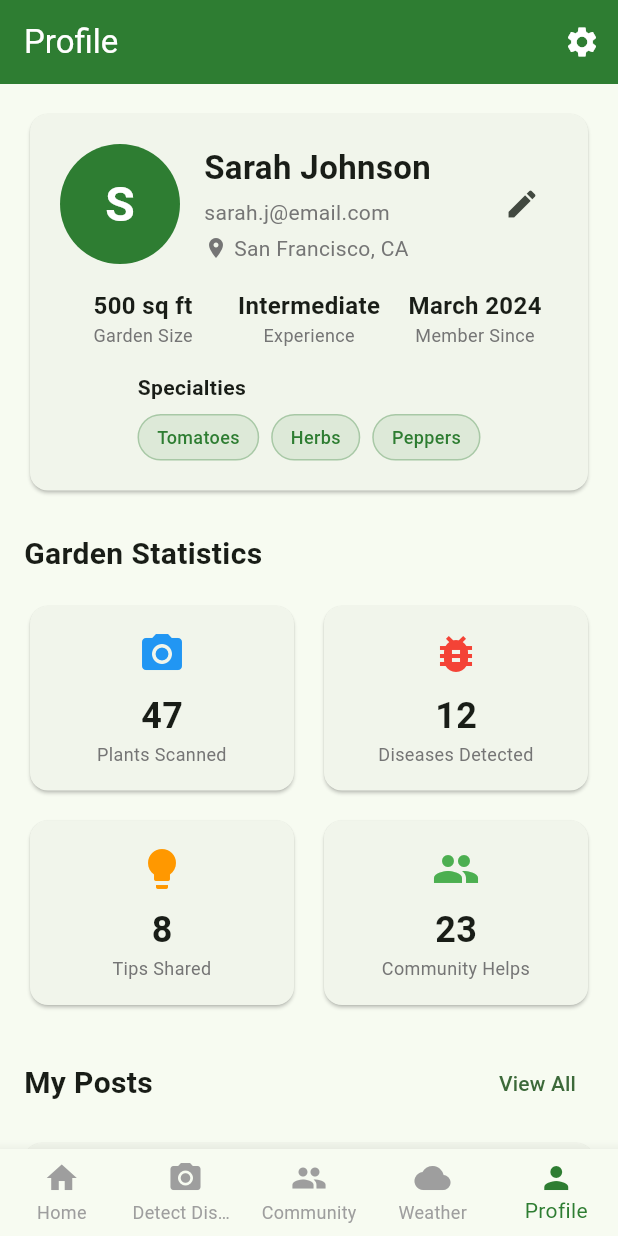
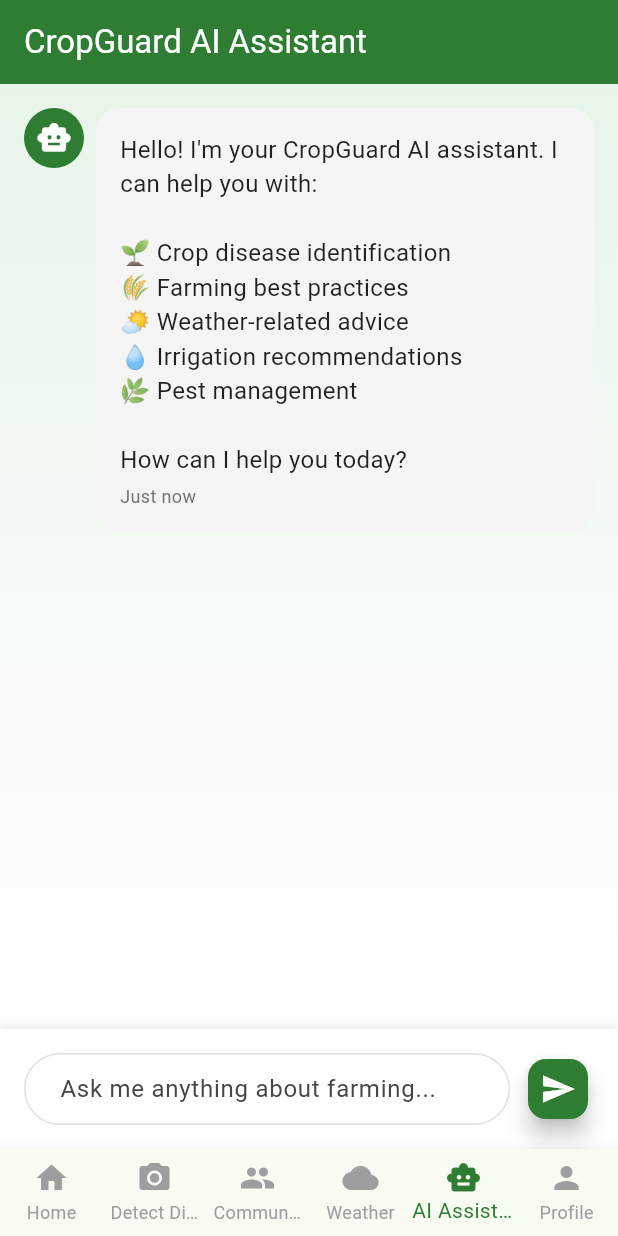
Before and after one commit to sewmini12/cropguard-idealize-2025-team-zyntacs, a Flutter app: the screen it shows after launch, item 5 of the bottom bar chosen, on a phone screen of 412 x 824 dp. Run offline on Flutter 3.47's test engine with Material 3 defaults, Android fonts, the light colour scheme and no system bars.

Commit message:
make bot page

```diff
--- a/lib/main.dart
+++ b/lib/main.dart
@@ -4,6 +4,7 @@ import 'screens/disease_detection.dart';
 import 'screens/community.dart';
 import 'screens/weather_advice.dart';
 import 'screens/profile.dart';
+import 'screens/bot.dart';
 
 void main() {
   runApp(const CropGuardApp());
@@ -38,6 +39,7 @@ class CropGuardApp extends StatelessWidget {
         '/community': (context) => const CommunityScreen(),
         '/weather-advice': (context) => const WeatherAdviceScreen(),
         '/profile': (context) => const ProfileScreen(),
+        '/bot': (context) => const BotScreen(),
       },
     );
   }
@@ -58,6 +60,7 @@ class _MainNavigationScreenState extends State<MainNavigationScreen> {
     const DiseaseDetectionScreen(),
     const CommunityScreen(),
     const WeatherAdviceScreen(),
+    const BotScreen(),
     const ProfileScreen(),
   ];
 
@@ -93,6 +96,10 @@ class _MainNavigationScreenState extends State<MainNavigationScreen> {
             label: 'Weather',
           ),
           BottomNavigationBarItem(
+            icon: Icon(Icons.smart_toy),
+            label: 'AI Assistant',
+          ),
+          BottomNavigationBarItem(
             icon: Icon(Icons.person),
             label: 'Profile',
           ),
--- /dev/null
+++ b/lib/screens/bot.dart
@@ -0,0 +1,357 @@
+import 'package:flutter/material.dart';
+
+class BotScreen extends StatefulWidget {
+  const BotScreen({super.key});
+
+  @override
+  State<BotScreen> createState() => _BotScreenState();
+}
+
+class _BotScreenState extends State<BotScreen> {
+  final TextEditingController _messageController = TextEditingController();
+  final ScrollController _scrollController = ScrollController();
+  final List<ChatMessage> _messages = [];
+
+  @override
+  void initState() {
+    super.initState();
+    // Add welcome message
+    _messages.add(
+      ChatMessage(
+        text: "Hello! I'm your CropGuard AI assistant. I can help you with:\n\n"
+            "🌱 Crop disease identification\n"
+            "🌾 Farming best practices\n"
+            "🌤️ Weather-related advice\n"
+            "💧 Irrigation recommendations\n"
+            "🌿 Pest management\n\n"
+            "How can I help you today?",
+        isUser: false,
+        timestamp: DateTime.now(),
+      ),
+    );
+  }
+
+  @override
+  void dispose() {
+    _messageController.dispose();
+    _scrollController.dispose();
+    super.dispose();
+  }
+
+  void _sendMessage() {
+    if (_messageController.text.trim().isEmpty) return;
+
+    final userMessage = _messageController.text.trim();
+    setState(() {
+      _messages.add(
+        ChatMessage(
+          text: userMessage,
+          isUser: true,
+          timestamp: DateTime.now(),
+        ),
+      );
+    });
+
+    _messageController.clear();
+    _scrollToBottom();
+
+    // Simulate bot response
+    Future.delayed(const Duration(milliseconds: 1000), () {
+      _generateBotResponse(userMessage);
+    });
+  }
+
+  void _generateBotResponse(String userMessage) {
+    String botResponse = _getBotResponse(userMessage.toLowerCase());
+
+    setState(() {
+      _messages.add(
+        ChatMessage(
+          text: botResponse,
+          isUser: false,
+          timestamp: DateTime.now(),
+        ),
+      );
+    });
+    _scrollToBottom();
+  }
+
+  String _getBotResponse(String message) {
+    // Simple keyword-based responses (in a real app, you'd use an AI API)
+    if (message.contains('disease') || message.contains('sick') || message.contains('spots')) {
+      return "I can help identify crop diseases! 🔍\n\n"
+          "Common symptoms to look for:\n"
+          "• Yellow or brown spots on leaves\n"
+          "• Wilting or curling leaves\n"
+          "• Unusual growths or discoloration\n\n"
+          "For accurate diagnosis, try using our Disease Detection feature with a photo of the affected plant.";
+    }
+
+    if (message.contains('water') || message.contains('irrigation') || message.contains('drought')) {
+      return "Water management is crucial for healthy crops! 💧\n\n"
+          "Tips for proper irrigation:\n"
+          "• Water early morning or late evening\n"
+          "• Check soil moisture 2-3 inches deep\n"
+          "• Use drip irrigation for efficiency\n"
+          "• Monitor weather forecasts\n\n"
+          "Different crops have different water needs. What crop are you growing?";
+    }
+
+    if (message.contains('pest') || message.contains('insect') || message.contains('bug')) {
+      return "Pest management is essential for crop protection! 🐛\n\n"
+          "Integrated Pest Management (IPM) approach:\n"
+          "• Regular crop monitoring\n"
+          "• Use beneficial insects\n"
+          "• Crop rotation\n"
+          "• Targeted pesticide use when necessary\n\n"
+          "Can you describe the pests you're seeing?";
+    }
+
+    if (message.contains('weather') || message.contains('rain') || message.contains('temperature')) {
+      return "Weather plays a big role in farming! 🌤️\n\n"
+          "Check our Weather Advice section for:\n"
+          "• 7-day weather forecasts\n"
+          "• Planting recommendations\n"
+          "• Harvest timing advice\n"
+          "• Storm preparation tips\n\n"
+          "What specific weather concern do you have?";
+    }
+
+    if (message.contains('fertilizer') || message.contains('nutrients') || message.contains('soil')) {
+      return "Soil health and nutrition are vital! 🌱\n\n"
+          "Key nutrients for crops:\n"
+          "• Nitrogen (N) - leaf growth\n"
+          "• Phosphorus (P) - root development\n"
+          "• Potassium (K) - disease resistance\n\n"
+          "Consider soil testing to determine exact needs. What crops are you fertilizing?";
+    }
+
+    if (message.contains('hello') || message.contains('hi') || message.contains('hey')) {
+      return "Hello! 👋 I'm here to help with all your farming questions. "
+          "You can ask me about crop diseases, pest management, irrigation, soil health, or any other farming topics!";
+    }
+
+    // Default response
+    return "That's an interesting question! 🤔\n\n"
+        "While I don't have specific information about that topic, I can help you with:\n"
+        "• Crop disease identification\n"
+        "• Pest management strategies\n"
+        "• Irrigation and water management\n"
+        "• Soil health and fertilization\n"
+        "• Weather-related farming advice\n\n"
+        "Feel free to ask about any of these topics!";
+  }
+
+  void _scrollToBottom() {
+    Future.delayed(const Duration(milliseconds: 100), () {
+      if (_scrollController.hasClients) {
+        _scrollController.animateTo(
+          _scrollController.position.maxScrollExtent,
+          duration: const Duration(milliseconds: 300),
+          curve: Curves.easeOut,
+        );
+      }
+    });
+  }
+
+  @override
+  Widget build(BuildContext context) {
+    return Scaffold(
+      appBar: AppBar(
+        title: const Text('CropGuard AI Assistant'),
+        backgroundColor: Theme.of(context).primaryColor,
+        foregroundColor: Colors.white,
+        elevation: 0,
+      ),
+      body: Column(
+        children: [
+          Expanded(
+            child: Container(
+              decoration: BoxDecoration(
+                gradient: LinearGradient(
+                  begin: Alignment.topCenter,
+                  end: Alignment.bottomCenter,
+                  colors: [
+                    Colors.green.shade50,
+                    Colors.white,
+                  ],
+                ),
+              ),
+              child: ListView.builder(
+                controller: _scrollController,
+                padding: const EdgeInsets.all(16),
+                itemCount: _messages.length,
+                itemBuilder: (context, index) {
+                  return ChatBubble(message: _messages[index]);
+                },
+              ),
+            ),
+          ),
+          Container(
+            padding: const EdgeInsets.all(16),
+            decoration: BoxDecoration(
+              color: Colors.white,
+              boxShadow: [
+                BoxShadow(
+                  color: Colors.grey.withOpacity(0.2),
+                  spreadRadius: 1,
+                  blurRadius: 5,
+                  offset: const Offset(0, -2),
+                ),
+              ],
+            ),
+            child: Row(
+              children: [
+                Expanded(
+                  child: TextField(
+                    controller: _messageController,
+                    decoration: InputDecoration(
+                      hintText: 'Ask me anything about farming...',
+                      border: OutlineInputBorder(
+                        borderRadius: BorderRadius.circular(25),
+                        borderSide: BorderSide(color: Colors.grey.shade300),
+                      ),
+                      enabledBorder: OutlineInputBorder(
+                        borderRadius: BorderRadius.circular(25),
+                        borderSide: BorderSide(color: Colors.grey.shade300),
+                      ),
+                      focusedBorder: OutlineInputBorder(
+                        borderRadius: BorderRadius.circular(25),
+                        borderSide: BorderSide(color: Theme.of(context).primaryColor),
+                      ),
+                      contentPadding: const EdgeInsets.symmetric(
+                        horizontal: 20,
+                        vertical: 12,
+                      ),
+                    ),
+                    onSubmitted: (_) => _sendMessage(),
+                    textInputAction: TextInputAction.send,
+                  ),
+                ),
+                const SizedBox(width: 8),
+                FloatingActionButton(
+                  onPressed: _sendMessage,
+                  mini: true,
+                  backgroundColor: Theme.of(context).primaryColor,
+                  child: const Icon(Icons.send, color: Colors.white),
+                ),
+              ],
+            ),
+          ),
+        ],
+      ),
+    );
+  }
+}
+
+class ChatMessage {
+  final String text;
+  final bool isUser;
+  final DateTime timestamp;
+
+  ChatMessage({
+    required this.text,
+    required this.isUser,
+    required this.timestamp,
+  });
+}
+
+class ChatBubble extends StatelessWidget {
+  final ChatMessage message;
+
+  const ChatBubble({super.key, required this.message});
+
+  @override
+  Widget build(BuildContext context) {
+    return Padding(
+      padding: const EdgeInsets.only(bottom: 16),
+      child: Row(
+        mainAxisAlignment:
+            message.isUser ? MainAxisAlignment.end : MainAxisAlignment.start,
+        crossAxisAlignment: CrossAxisAlignment.start,
+        children: [
+          if (!message.isUser) ...[
+            Container(
+              width: 40,
+              height: 40,
+              decoration: BoxDecoration(
+                color: Theme.of(context).primaryColor,
+                borderRadius: BorderRadius.circular(20),
+              ),
+              child: const Icon(
+                Icons.smart_toy,
+                color: Colors.white,
+                size: 24,
+              ),
+            ),
+            const SizedBox(width: 8),
+          ],
+          Flexible(
+            child: Container(
+              padding: const EdgeInsets.all(16),
+              decoration: BoxDecoration(
+                color: message.isUser
+                    ? Theme.of(context).primaryColor
+                    : Colors.grey.shade100,
+                borderRadius: BorderRadius.circular(16),
+              ),
+              child: Column(
+                crossAxisAlignment: CrossAxisAlignment.start,
+                children: [
+                  Text(
+                    message.text,
+                    style: TextStyle(
+                      color: message.isUser ? Colors.white : Colors.black87,
+                      fontSize: 16,
+                    ),
+                  ),
+                  const SizedBox(height: 4),
+                  Text(
+                    _formatTime(message.timestamp),
+                    style: TextStyle(
+                      color: message.isUser
+                          ? Colors.white.withOpacity(0.7)
+                          : Colors.grey.shade600,
+                      fontSize: 12,
+                    ),
+                  ),
+                ],
+              ),
+            ),
+          ),
+          if (message.isUser) ...[
+            const SizedBox(width: 8),
+            Container(
+              width: 40,
+              height: 40,
+              decoration: BoxDecoration(
+                color: Colors.grey.shade300,
+                borderRadius: BorderRadius.circular(20),
+              ),
+              child: const Icon(
+                Icons.person,
+                color: Colors.grey,
+                size: 24,
+              ),
+            ),
+          ],
+        ],
+      ),
+    );
+  }
+
+  String _formatTime(DateTime time) {
+    final now = DateTime.now();
+    final difference = now.difference(time);
+
+    if (difference.inMinutes < 1) {
+      return 'Just now';
+    } else if (difference.inHours < 1) {
+      return '${difference.inMinutes}m ago';
+    } else if (difference.inDays < 1) {
+      return '${difference.inHours}h ago';
+    } else {
+      return '${time.hour}:${time.minute.toString().padLeft(2, '0')}';
+    }
+  }
+}
```
